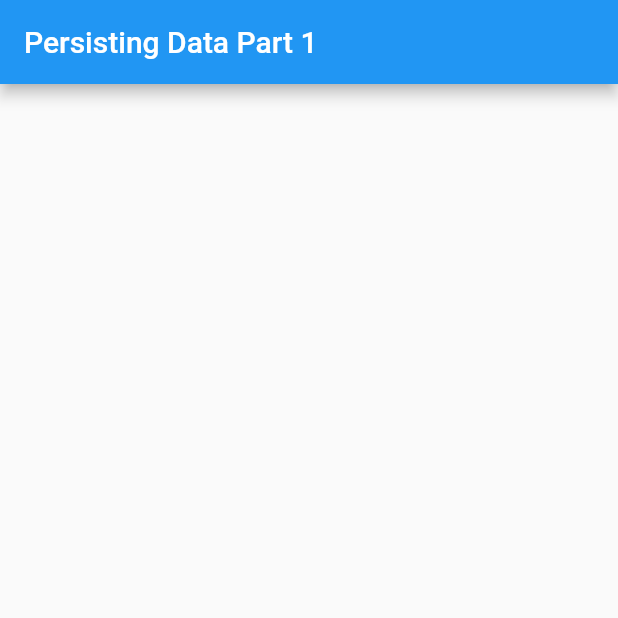
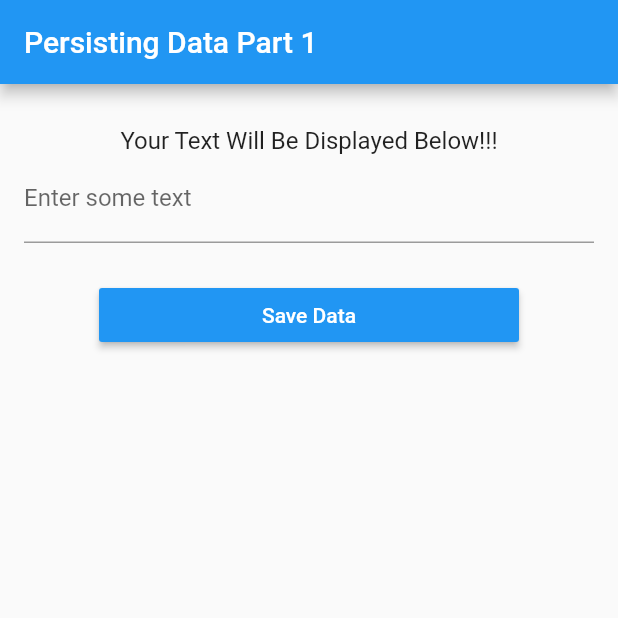
Before and after one commit to Tavorn/persistence_flutter, a Flutter app: the screen it shows after launch, on a phone screen of 412 x 824 dp, the top half of it. Run offline on Flutter 3.47's test engine with Material 2 defaults, Android fonts, the phone set to English and light mode, and no system bars; our stand-ins replace fluttertoast.

Commit message:
part 1 finish

```diff
--- a/lib/main.dart
+++ b/lib/main.dart
@@ -16,6 +16,9 @@ class Home extends StatefulWidget {
 }
 
 class _HomeState extends State<Home> {
+
+  var _textField = TextEditingController();
+
   @override
   Widget build(BuildContext context) {
     return Scaffold(
@@ -24,11 +27,78 @@ class _HomeState extends State<Home> {
           fontSize: 20.0,
         )),
       ),
+      body: Container(
+        alignment: Alignment.topCenter,
+        child: ListTile(
+          title: Column(
+            children: <Widget>[
+              Padding(padding: EdgeInsets.all(12.0),),
+              Text("Your Text Will Be Displayed Below!!!",
+              style: TextStyle(fontSize: 16.0),),
+              TextField(
+                controller: _textField,
+                decoration: InputDecoration(
+                  labelText: "Enter some text",
+                ),
+              ),
+              Padding(padding: EdgeInsets.all(12.0),),
+              MaterialButton(
+                minWidth: 280.0,
+                color: Colors.blue,
+                textColor: Colors.white,
+                onPressed: (){
+                  if(_textField.text.isEmpty){
+                    _showErrorToast();
+                  }else{
+                    writeToFile(_textField.text);
+                  }
+                },
+                child: Text("Save Data"),
+              ),
+            ],
+          ),
+        ),
+      ),
     );
   }
 }
 
+//Gets the path of the file
 Future<String> get _localPath async{
   final directory = await getApplicationDocumentsDirectory();
   return directory.path;
 }
+
+//Gets the location of the file
+Future<File> get _localFile async{
+  final path = await _localPath;
+  return File("$path/dartDemo.txt");
+}
+
+//Write to the file
+Future<File> writeToFile(String message) async{
+  final file = await _localFile;
+  return file.writeAsString(message);
+}
+
+//Read from the file
+Future<String> readFromFile() async{
+  try{
+    final file = await _localFile;
+    return await file.readAsString();
+  }catch(e){
+    return "No Files to Read";
+  }
+}
+
+void _showErrorToast(){
+  Fluttertoast.showToast(
+        msg: "Enter Text",
+        toastLength: Toast.LENGTH_SHORT,
+        gravity: ToastGravity.BOTTOM,
+        timeInSecForIos: 1,
+        backgroundColor: Colors.red,
+        textColor: Colors.white,
+        fontSize: 16.0
+    );
+}
```
